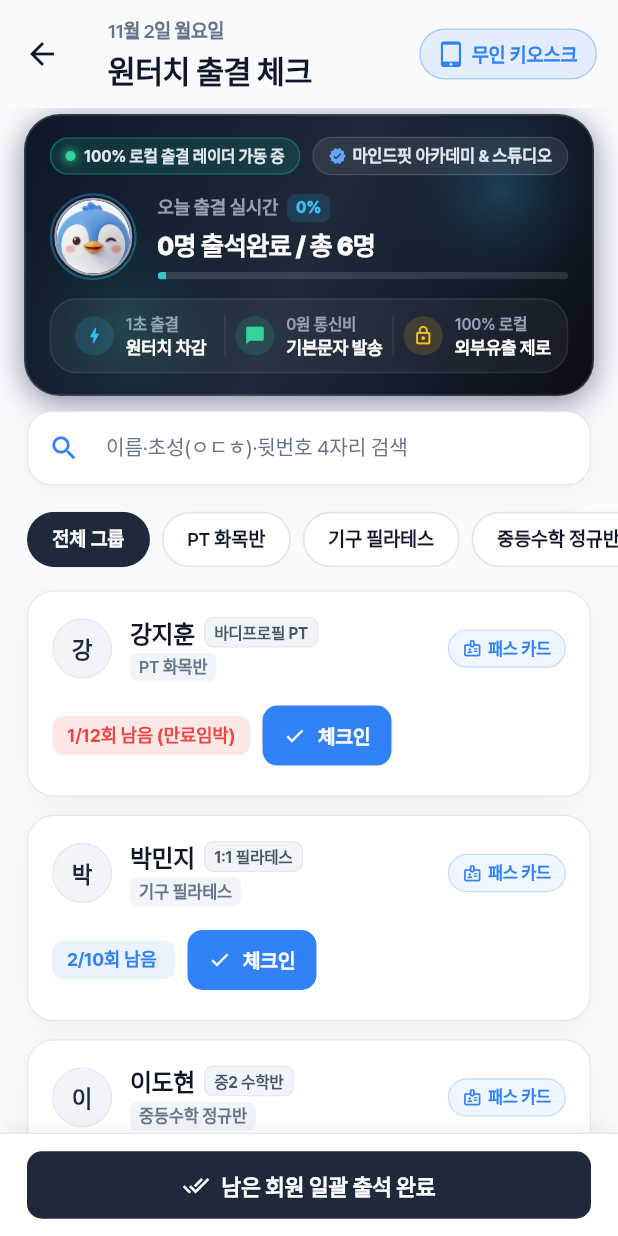
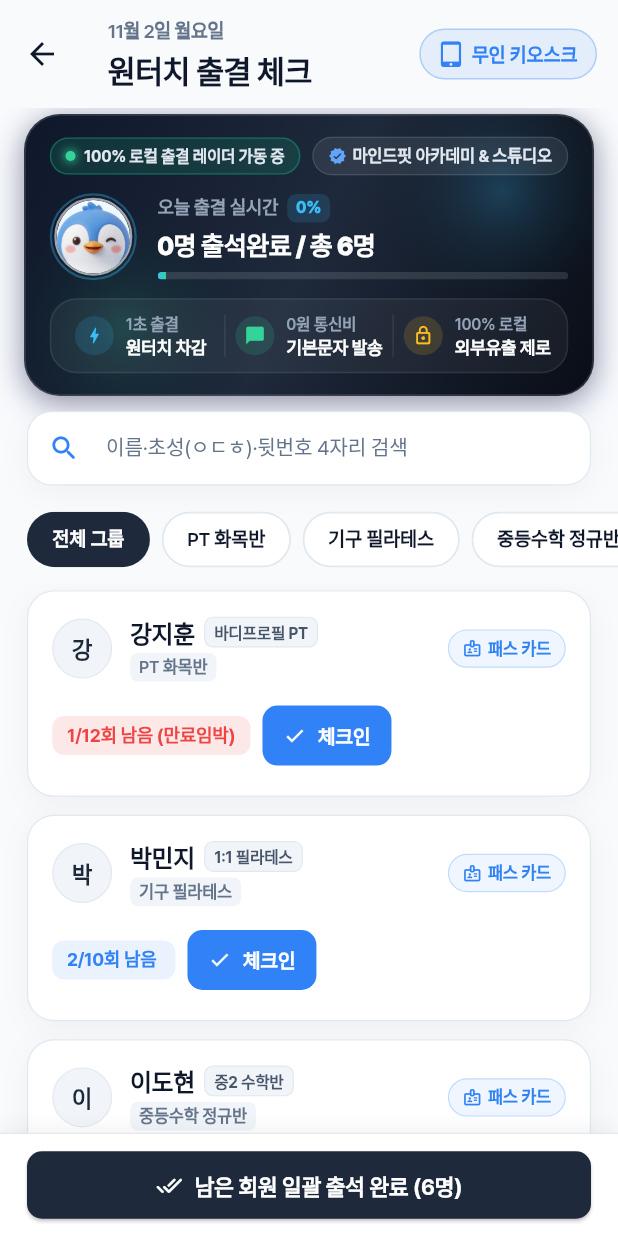
Before and after one commit to koyotejw-ux/zeropass, a Flutter app: the PassDashboardScreen screen opened directly, on a phone screen of 412 x 824 dp. Run offline on Flutter 3.47's test engine with Material 3 defaults, Android fonts, the phone set to English and light mode, and no system bars; our stand-ins replace csv, flutter_riverpod, google_mobile_ads, image_picker, in_app_purchase, share_plus and 2 more; missing offline and left inert: in_app_purchase_platform_interface; accounts and stored records are empty.

Commit message:
fix(ui): soften attendance disabled button styling with subtle slate tint and muted text

```diff
--- a/lib/screens/pass_dashboard_screen.dart
+++ b/lib/screens/pass_dashboard_screen.dart
@@ -692,7 +692,11 @@ class _PassDashboardScreenState extends ConsumerState<PassDashboardScreen> {
                                             targetMembers: isSearchActive ? filteredMembers : null,
                                           )
                                       : null,
-                                  icon: const Icon(Icons.done_all, color: Colors.white, size: 18),
+                                  icon: Icon(
+                                    Icons.done_all_rounded,
+                                    color: targetCount > 0 ? Colors.white : AppTheme.textTertiary,
+                                    size: 18,
+                                  ),
                                   label: FittedBox(
                                     fit: BoxFit.scaleDown,
                                     child: Text(
@@ -700,15 +704,32 @@ class _PassDashboardScreenState extends ConsumerState<PassDashboardScreen> {
                                           ? (targetCount > 0
                                               ? '검색 결과 일괄 출석 ($targetCount명)'
                                               : '검색 회원 출석 완료됨')
-                                          : (isLandscape ? '남은 회원 일괄 출석' : '남은 회원 일괄 출석 완료'),
-                                      style: const TextStyle(fontWeight: FontWeight.w700, fontSize: 14.5),
+                                          : (targetCount > 0
+                                              ? (isLandscape ? '남은 회원 일괄 출석 ($targetCount명)' : '남은 회원 일괄 출석 완료 ($targetCount명)')
+                                              : (members.isEmpty ? '등록된 출석 대상 회원 없음' : '오늘 모든 회원 출석 완료')),
+                                      style: TextStyle(
+                                        fontWeight: targetCount > 0 ? FontWeight.w700 : FontWeight.w600,
+                                        fontSize: 14.5,
+                                        color: targetCount > 0 ? Colors.white : AppTheme.textTertiary,
+                                      ),
                                     ),
                                   ),
                                   style: ElevatedButton.styleFrom(
                                     backgroundColor: AppTheme.primaryDark,
-                                    disabledBackgroundColor: Colors.grey.shade400,
-                                    padding: EdgeInsets.symmetric(vertical: isLandscape ? 8 : (isKeyboardOpen ? 10 : 12)),
-                                    shape: RoundedRectangleBorder(borderRadius: BorderRadius.circular(10)),
+                                    foregroundColor: Colors.white,
+                                    disabledBackgroundColor: AppTheme.chipBackground,
+                                    disabledForegroundColor: AppTheme.textTertiary,
+                                    elevation: targetCount > 0 ? 1 : 0,
+                                    side: BorderSide(
+                                      color: targetCount > 0 ? Colors.transparent : AppTheme.borderSubtle,
+                                      width: 1,
+                                    ),
+                                    padding: EdgeInsets.symmetric(
+                                      vertical: isLandscape ? 8 : (isKeyboardOpen ? 10 : 12),
+                                    ),
+                                    shape: RoundedRectangleBorder(
+                                      borderRadius: BorderRadius.circular(10),
+                                    ),
                                   ),
                                 ),
                               ),
```
